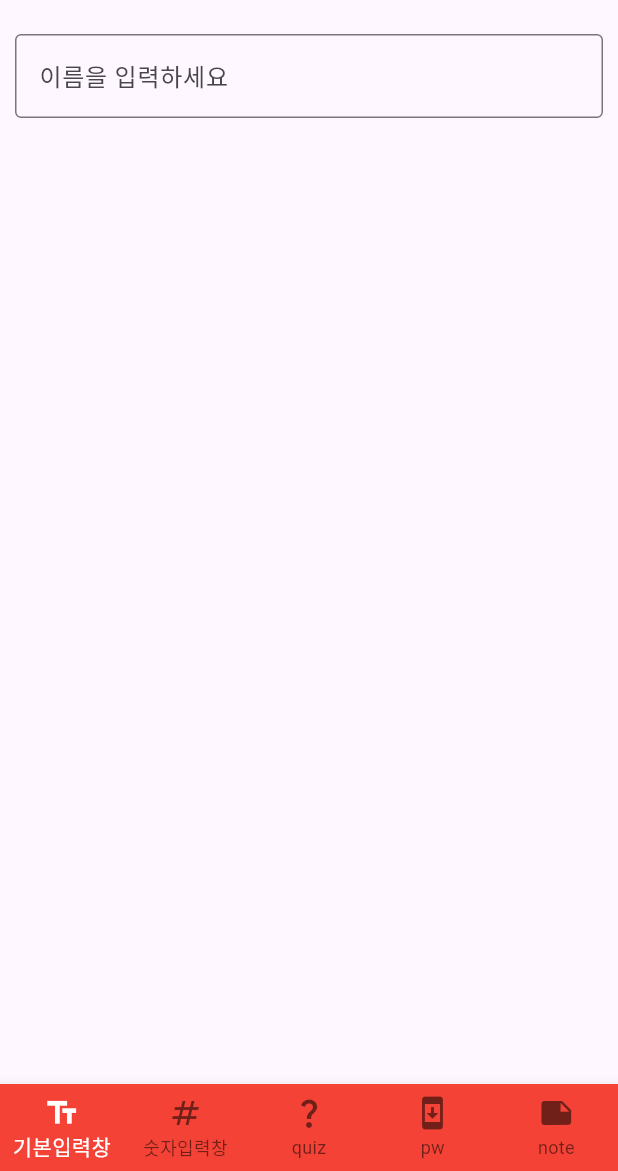
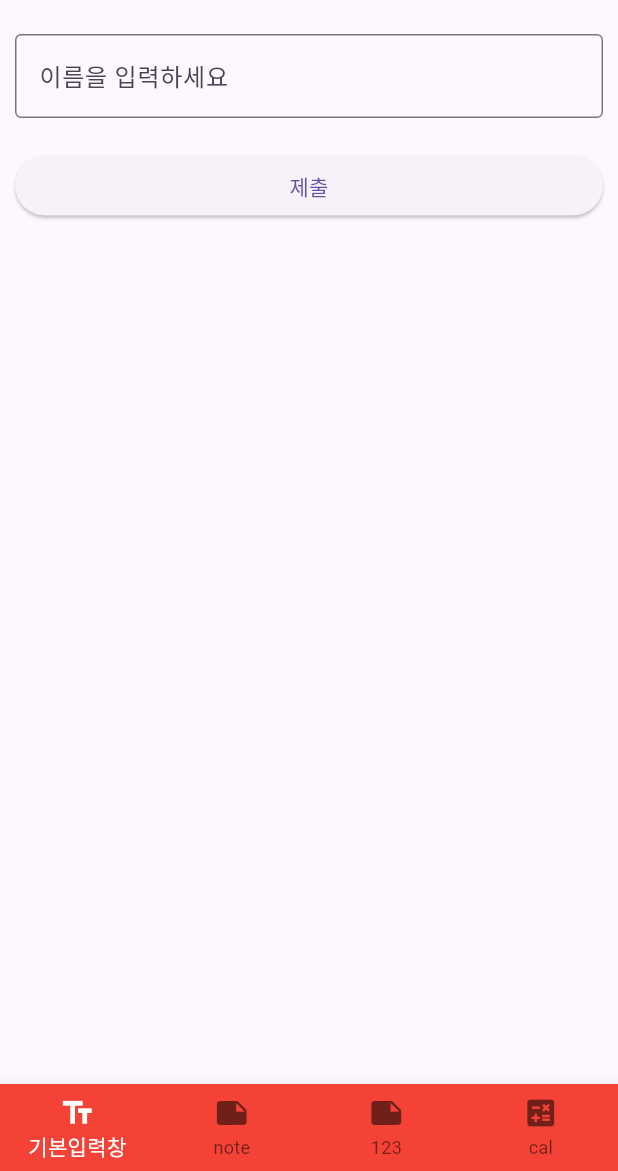
Before and after one commit to kga9002/counter_app, a Flutter app: the screen it shows after launch, on a phone screen of 412 x 824 dp, the part 65-1236 px from its top. Run offline on Flutter 3.47's test engine with Material 3 defaults, Android fonts, the phone set to English and light mode, and no system bars.

Commit message:
[UPDATE] 계산기 퀴즈

```diff
--- a/lib/main.dart
+++ b/lib/main.dart
@@ -7,6 +7,8 @@ import 'textfield/normal.dart';
 import 'textfield/number.dart';
 import 'textfield/quiz.dart';
 import 'textfield/password.dart';
+import 'textfield/button-input.dart';
+import 'textfield/calculator.dart';
 import 'note.dart';
 
 void main() {
@@ -48,10 +50,11 @@ class MyStatefulWidgetState extends State<StatefulWidget> {
       // HelloWidget(),
       // StarWidget(),
       NormalTextFieldWidget(),
-      NumberTextFieldWidget(),
-      QuizWidget(),
-      PassWordTextFieldWidget(),
+      // NumberTextFieldWidget(),
+      // QuizWidget(),
+      // PassWordTextFieldWidget(),
       NoteTextFieldWidget(),
+      ButtonInputTextFieldWidget(), CalTextFieldWidget(),
     ];
   }
 
@@ -111,16 +114,18 @@ class MyStatefulWidgetState extends State<StatefulWidget> {
               icon: Icon(Icons.text_fields),
               label: "기본입력창",
             ),
-            BottomNavigationBarItem(icon: Icon(Icons.numbers), label: "숫자입력창"),
-            BottomNavigationBarItem(
-              icon: Icon(Icons.question_mark),
-              label: "quiz",
-            ),
-            BottomNavigationBarItem(
-              icon: Icon(Icons.security_update),
-              label: "pw",
-            ),
+            // BottomNavigationBarItem(icon: Icon(Icons.numbers), label: "숫자입력창"),
+            // BottomNavigationBarItem(
+            //   icon: Icon(Icons.question_mark),
+            //   label: "quiz",
+            // ),
+            // BottomNavigationBarItem(
+            //   icon: Icon(Icons.security_update),
+            //   label: "pw",
+            // ),
             BottomNavigationBarItem(icon: Icon(Icons.note), label: "note"),
+            BottomNavigationBarItem(icon: Icon(Icons.note), label: "123"),
+            BottomNavigationBarItem(icon: Icon(Icons.calculate), label: "cal"),
           ],
           currentIndex: _selectedIndex,
           selectedItemColor: Colors.white,
--- a/lib/note.dart
+++ b/lib/note.dart
@@ -39,7 +39,7 @@ class NoteTextFieldState extends State<NoteTextFieldWidget> {
                 TextField(
                   keyboardType: TextInputType.emailAddress,
                   decoration: InputDecoration(
-                    labelText: "직업 입력",
+                    labelText: "이메일 입력",
                     border: OutlineInputBorder(),
                   ),
                 ),
--- a/lib/textfield/normal.dart
+++ b/lib/textfield/normal.dart
@@ -11,6 +11,7 @@ class NormalTextFieldWidget extends StatefulWidget {
 
 class NormalTextFieldState extends State<NormalTextFieldWidget> {
   String _text = "";
+  var controller = TextEditingController();
 
   void changeText(String value) {
     setState(() {
@@ -26,15 +27,21 @@ class NormalTextFieldState extends State<NormalTextFieldWidget> {
         child: ListView(
           children: [
             TextField(
+              controller: controller,
               decoration: InputDecoration(
                 labelText: "이름을 입력하세요",
                 border: OutlineInputBorder(),
               ),
-              onChanged: (value) {
-                changeText(value);
-              },
             ),
             Text(_text),
+            ElevatedButton(
+              onPressed: () {
+                setState(() {
+                  _text = controller.text;
+                });
+              },
+              child: Text("제출"),
+            ),
           ],
         ),
       ),
```
Also changed, not shown: lib/textfield/button-input.dart (added, +77 -0 lines), lib/textfield/calculator.dart (added, +116 -0 lines).
